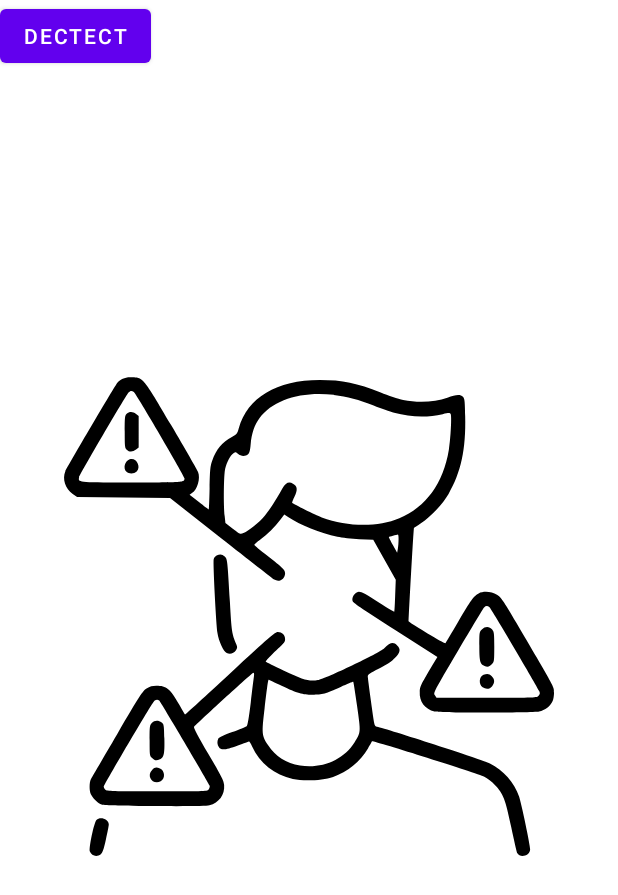
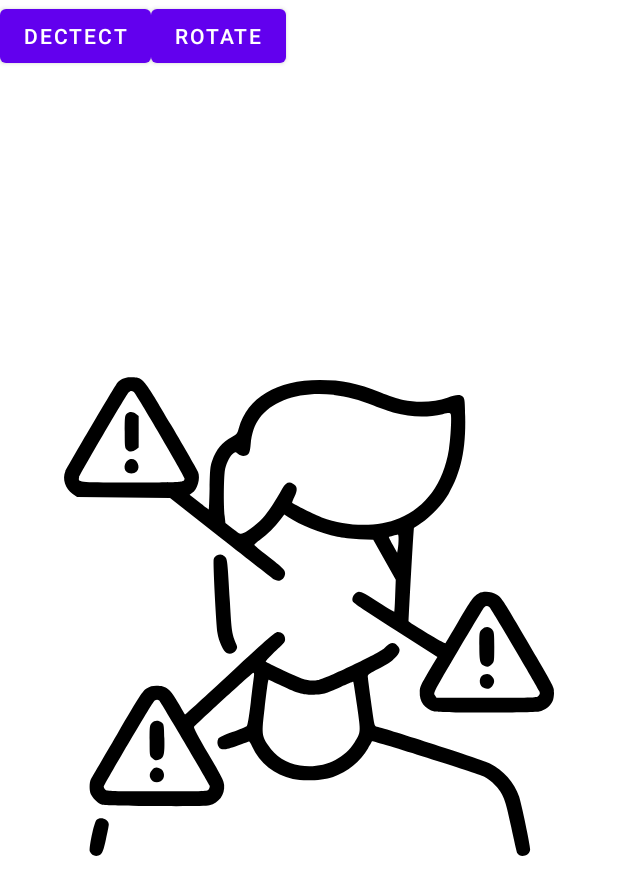
Before and after one commit to Oski665/Deepfake, an Android app: the layout activity_image_processing.xml on its own in the app's theme, with its tools: preview values and no code run, on a phone screen of 412 x 824 dp. Shown: the top 895 px of the screen. Run offline under Robolectric (Android 15) with nearby library versions, the phone set to English and light mode, and no system bars.

Commit message:
Rotate fun

```diff
--- a/app/src/main/res/layout/activity_image_processing.xml
+++ b/app/src/main/res/layout/activity_image_processing.xml
@@ -6,11 +6,23 @@
     android:layout_height="match_parent"
     tools:context=".ImageProcessing"
     android:orientation="vertical">
-    <Button
-        android:layout_width="wrap_content"
-        android:layout_height="wrap_content"
-        android:id="@+id/btnProccesing"
-        android:text="dectect"/>
+    <LinearLayout
+        android:layout_width="match_parent"
+        android:layout_height="50dp"
+        android:orientation="horizontal">
+        <Button
+            android:layout_width="wrap_content"
+            android:layout_height="wrap_content"
+            android:id="@+id/btnProccesing"
+            android:text="dectect"/>
+        <Button
+            android:layout_width="wrap_content"
+            android:layout_height="wrap_content"
+            android:id="@+id/btnRotate"
+            android:text="Rotate"/>
+    </LinearLayout>
+
+
     <LinearLayout
         android:layout_width="match_parent"
         android:layout_height="340dp">
--- a/build.gradle
+++ b/build.gradle
@@ -2,4 +2,5 @@
 plugins {
     id 'com.android.application' version '7.2.2' apply false
     id 'com.android.library' version '7.2.2' apply false
+    id 'com.chaquo.python' version '13.0.0' apply false
 }
```
Also changed, not shown: app/build.gradle (+14 -0 lines), app/src/main/java/com/example/deepfake/ImageProcessing.java (+11 -2 lines), 3 other files.
